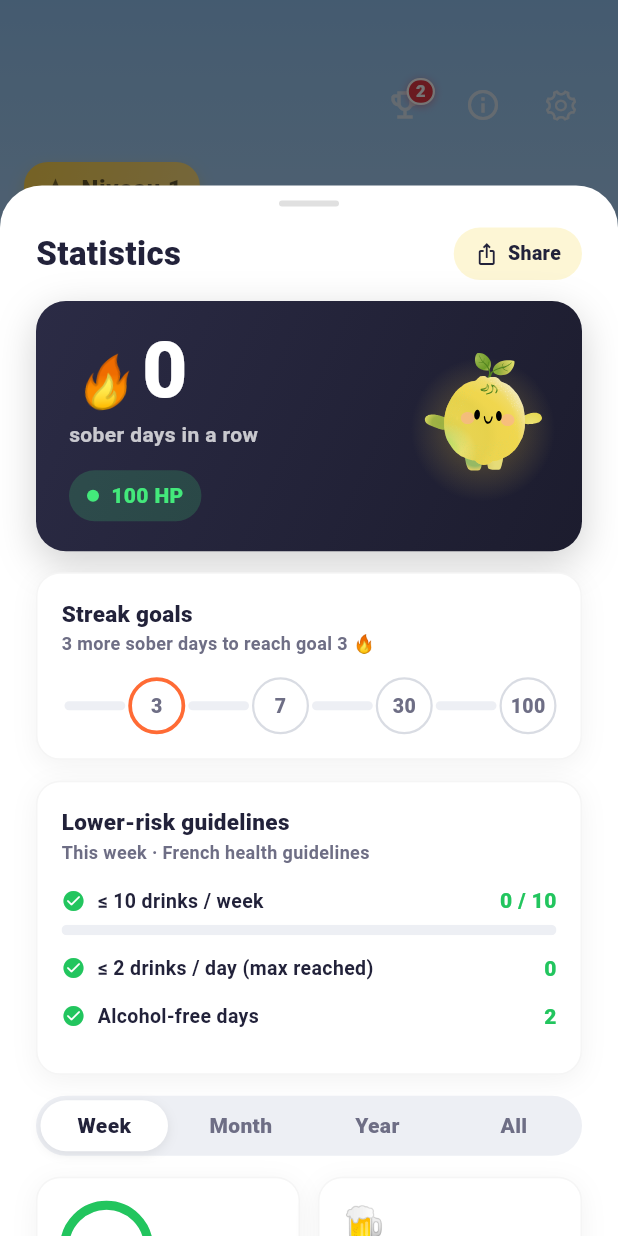
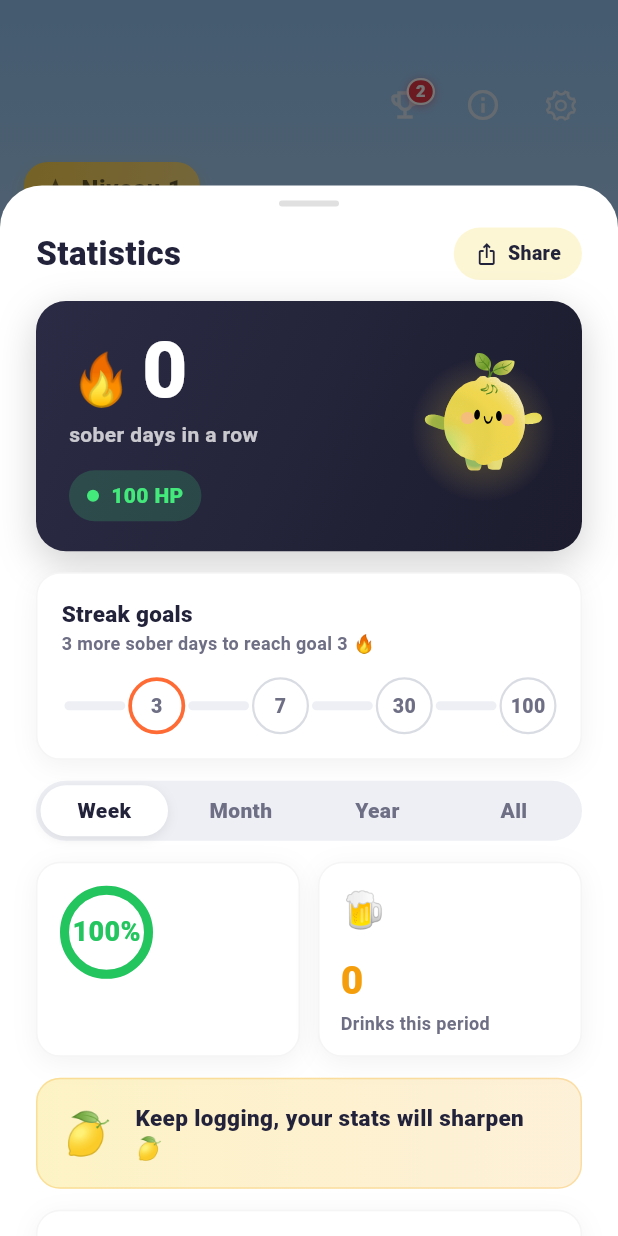
Before and after one commit to Melshea01/Jaune, a Flutter app: the MyHomePage screen opened directly, item 2 of the bottom bar chosen, on a phone screen of 412 x 824 dp. Run offline on Flutter 3.47's test engine with Material 3 defaults, Android fonts, the phone set to English and light mode, and no system bars; our stand-ins replace app_links, audioplayers, camera, flutter_local_notifications, flutter_svg, package_info_plus and 7 more; missing offline and left inert: android_intent_plus, appinio_social_share, home_widget, mobile_scanner; accounts and stored records are empty.

Commit message:
fix(stats): tuile jours sobres épurée, repères en bas, axe conso, flamme statique
- jours sobres : suppression du texte sous l'anneau (plus de redite)
- repères OMS déplacés tout en bas de l'écran
- graphe conso : échelle « max N » toujours visible + libellés d'axe espacés
  sur les vues denses (mois/tout) — plus d'infos manquantes par intermittence
- flamme de la série remise statique (l'animation ne rendait pas quali)
- courbe de santé : couleur inchangée (conservée)

Co-Authored-By: Claude Opus 4.8 <noreply@anthropic.com>

```diff
--- a/lib/widgets/stats_components.dart
+++ b/lib/widgets/stats_components.dart
@@ -54,56 +54,6 @@ class CountUpInt extends StatelessWidget {
       duration: duration,
       curve: JauneMotion.smooth,
       builder: (context, v, _) => Text('$prefix${v.round()}$suffix', style: style),
-    );
-  }
-}
-
-/// Emoji « flamme » qui danse comme un vrai feu : pas de zoom, mais une
-/// ondulation (cisaillement + léger balancement + montée) avec la base
-/// ancrée. La taille reste constante — c'est le mouvement qui vit.
-class _FlameEmoji extends StatefulWidget {
-  final String emoji;
-  final double fontSize;
-  const _FlameEmoji(this.emoji, {required this.fontSize});
-
-  @override
-  State<_FlameEmoji> createState() => _FlameEmojiState();
-}
-
-class _FlameEmojiState extends State<_FlameEmoji>
-    with SingleTickerProviderStateMixin {
-  late final AnimationController _c = AnimationController(
-    vsync: this,
-    duration: const Duration(milliseconds: 1400),
-  )..repeat();
-
-  @override
-  void dispose() {
-    _c.dispose();
-    super.dispose();
-  }
-
-  @override
-  Widget build(BuildContext context) {
-    return AnimatedBuilder(
-      animation: _c,
-      builder: (context, child) {
-        final t = _c.value * 2 * math.pi;
-        // Plusieurs harmoniques = flammèche organique, jamais régulière.
-        final skew = math.sin(t) * 0.12 + math.sin(t * 2.3) * 0.05;
-        final dy = math.sin(t * 1.6) * 1.8;
-        final rot = math.sin(t * 0.9) * 0.06;
-        final m = Matrix4.identity()
-          ..translateByDouble(0.0, dy, 0.0, 1.0)
-          ..rotateZ(rot)
-          ..setEntry(0, 1, skew); // cisaillement horizontal (haut qui ondule)
-        return Transform(
-          alignment: Alignment.bottomCenter,
-          transform: m,
-          child: child,
-        );
-      },
-      child: Text(widget.emoji, style: TextStyle(fontSize: widget.fontSize)),
     );
   }
 }
@@ -279,7 +229,7 @@ class StatHeroHeader extends StatelessWidget {
                   crossAxisAlignment: CrossAxisAlignment.baseline,
                   textBaseline: TextBaseline.alphabetic,
                   children: [
-                    const _FlameEmoji('🔥', fontSize: 34),
+                    const Text('🔥', style: TextStyle(fontSize: 34)),
                     const SizedBox(width: 6),
                     CountUpInt(
                       streakDays,
@@ -541,29 +491,52 @@ class _StatBarChartState extends State<StatBarChart>
     final n = data.length;
     final thin = n > 12;
     final showValue = n <= 12;
+    final hasData = data.any((d) => d.value > 0);
+    // Sur les vues denses (mois, tout au jour), un libellé sur N pour garder
+    // un axe lisible.
+    final step = n <= 12 ? 1 : (n / 6).ceil();
 
-    // La zone des barres est un Expanded : valeur (haut) et label (bas) ont
-    // une hauteur fixe, donc le total ne dépasse jamais [height] (zéro
-    // overflow, quelle que soit la valeur max).
-    return AnimatedBuilder(
+    return Column(
+      crossAxisAlignment: CrossAxisAlignment.stretch,
+      children: [
+        // Échelle verticale : le pic de verres, toujours visible (donne le
+        // « nombre de verres » même quand les barres n'ont pas d'étiquette).
+        if (hasData)
+          Padding(
+            padding: const EdgeInsets.only(bottom: 6),
+            child: Align(
+              alignment: Alignment.centerRight,
+              child: Text(
+                'max $maxValue',
+                style: TextStyle(
+                  fontSize: 10,
+                  fontWeight: FontWeight.w700,
+                  color: Colors.grey.shade500,
+                ),
+              ),
+            ),
+          ),
+        SizedBox(
+          height: widget.height,
+          child: AnimatedBuilder(
             animation: _c,
             builder: (context, _) {
-        return SizedBox(
-          height: widget.height,
-          child: Row(
+              return Row(
                 crossAxisAlignment: CrossAxisAlignment.end,
                 children: [
                   for (int i = 0; i < n; i++)
                     Expanded(
                       child: Padding(
                         padding: EdgeInsets.symmetric(horizontal: thin ? 1 : 3),
-                    child: _bar(data[i], maxValue, i, n, thin, showValue),
+                        child: _bar(data[i], maxValue, i, n, thin, showValue, step),
                       ),
                     ),
                 ],
-          ),
               );
             },
+          ),
+        ),
+      ],
     );
   }
 
@@ -574,6 +547,7 @@ class _StatBarChartState extends State<StatBarChart>
     int n,
     bool thin,
     bool showValue,
+    int step,
   ) {
     // Cascade : chaque barre démarre légèrement après la précédente.
     final start = n <= 1 ? 0.0 : (i / n) * 0.35;
@@ -631,7 +605,7 @@ class _StatBarChartState extends State<StatBarChart>
           Padding(
             padding: const EdgeInsets.only(top: 6),
             child: Text(
-              d.label,
+              i % step == 0 ? d.label : '',
               maxLines: 1,
               overflow: TextOverflow.clip,
               style: TextStyle(
@@ -737,8 +711,10 @@ class StatTile extends StatelessWidget {
                     ),
                   ),
                 ),
+                if (label.isNotEmpty) ...[
                   const SizedBox(height: 10),
                   _label(),
+                ],
               ],
             )
           : Column(
@@ -756,8 +732,10 @@ class StatTile extends StatelessWidget {
                     color: accent,
                   ),
                 ),
+                if (label.isNotEmpty) ...[
                   const SizedBox(height: 2),
                   _label(),
+                ],
               ],
             ),
     );
--- a/lib/widgets/stats_sheet.dart
+++ b/lib/widgets/stats_sheet.dart
@@ -152,7 +152,6 @@ class _StatsSheetContentState extends State<_StatsSheetContent> {
         skin: widget.character.profile.equippedSkin,
       ),
       _milestoneCard(l10n, streak),
-      _guidelineCard(l10n),
       StatPeriodSelector(
         selected: _period,
         onChanged: _setPeriod,
@@ -171,6 +170,7 @@ class _StatsSheetContentState extends State<_StatsSheetContent> {
       _sectionLabel(l10n.statsAllTimeSection),
       _weekdayCard(l10n, locale),
       _recordsGrid(l10n, streak),
+      _guidelineCard(l10n),
     ];
 
     return DraggableSheet(
@@ -263,8 +263,11 @@ class _StatsSheetContentState extends State<_StatsSheetContent> {
         ];
         showLabels = true;
       case StatsPeriod.month:
-        data = [for (final b in pb.bars) StatBarDatum('', b.value)];
-        showLabels = false;
+        // Numéro du jour : le graphe affichera un libellé espacé (axe lisible).
+        data = [
+          for (final b in pb.bars) StatBarDatum('${b.date.day}', b.value),
+        ];
+        showLabels = true;
       case StatsPeriod.year:
         data = [
           for (final b in pb.bars)
@@ -272,18 +275,17 @@ class _StatsSheetContentState extends State<_StatsSheetContent> {
         ];
         showLabels = true;
       case StatsPeriod.all:
-        // Mensuel : initiales de mois si peu de barres. Journalier (historique
-        // court) : pas de labels (trop de jours).
-        final few = pb.bars.length <= 12;
         final monthly = pb.gran == StatGranularity.month;
         data = [
           for (final b in pb.bars)
             StatBarDatum(
-              (few && monthly) ? _initial(DateFormat.MMM(locale).format(b.date)) : '',
+              monthly
+                  ? _initial(DateFormat.MMM(locale).format(b.date))
+                  : '${b.date.day}',
               b.value,
             ),
         ];
-        showLabels = few && monthly;
+        showLabels = true;
     }
 
     final cmp = StatsService.periodComparison(_map, _period, _now);
@@ -385,9 +387,7 @@ class _StatsSheetContentState extends State<_StatsSheetContent> {
         ring: tracked == 0 ? 0 : sober / tracked,
         value: pct,
         suffix: '%',
-        // Le % est dans l'anneau ; le libellé apporte une info en plus : la
-        // tendance vs la période précédente (ou le détail si pas d'historique).
-        label: _soberTrendLabel(l10n, sober, tracked),
+        label: '', // anneau seul, pas de texte redondant en dessous
         accent: StatPalette.sober,
       ),
       StatTile(
@@ -398,49 +398,6 @@ class _StatsSheetContentState extends State<_StatsSheetContent> {
         accent: StatPalette.drinks,
       ),
     ]);
-  }
-
-  /// Tendance des jours sobres vs la période précédente (info utile, pas une
-  /// répétition du %). Repli sur le détail chiffré si pas de période d'avant.
-  String _soberTrendLabel(AppLocalizations l10n, int sober, int tracked) {
-    final prev = _previousSober();
-    if (prev == null || prev.tracked == 0 || tracked == 0) {
-      return l10n.statsSoberCount(sober, tracked);
-    }
-    final curRate = sober / tracked;
-    final prevRate = prev.sober / prev.tracked;
-    final diff = curRate - prevRate;
-    if (diff > 0.03) return l10n.statsSoberUp;
-    if (diff < -0.03) return l10n.statsSoberDown;
-    return l10n.statsSoberFlat;
-  }
-
-  ({int sober, int tracked})? _previousSober() {
-    late DateTime pStart;
-    late DateTime pEnd;
-    switch (_period) {
-      case StatsPeriod.week:
-        final mon = StatsService.mondayOf(_now).subtract(const Duration(days: 7));
-        pStart = mon;
-        pEnd = mon.add(const Duration(days: 6));
-      case StatsPeriod.month:
-        final prevLast =
-            DateTime(_now.year, _now.month, 1).subtract(const Duration(days: 1));
-        pStart = DateTime(prevLast.year, prevLast.month, 1);
-        pEnd = prevLast;
-      case StatsPeriod.year:
-        pStart = DateTime(_now.year - 1, 1, 1);
-        pEnd = DateTime(_now.year - 1, 12, 31);
-      case StatsPeriod.all:
-        return null;
-    }
-    // pEnd sert de « aujourd'hui » pour compter la période précédente entière.
-    final tracked =
-        StatsService.trackedDaysInRange(pStart, pEnd, pEnd, _firstUse);
-    if (tracked == 0) return null;
-    final sober =
-        StatsService.soberDaysInRange(_map, pStart, pEnd, pEnd, _firstUse);
-    return (sober: sober, tracked: tracked);
   }
 
   /// Carte « Repères à moindre risque » (Santé publique France), toujours
--- a/pubspec.yaml
+++ b/pubspec.yaml
@@ -16,7 +16,7 @@ publish_to: 'none' # Remove this line if you wish to publish to pub.dev
 # https://developer.apple.com/library/archive/documentation/General/Reference/InfoPlistKeyReference/Articles/CoreFoundationKeys.html
 # In Windows, build-name is used as the major, minor, and patch parts
 # of the product and file versions while build-number is used as the build suffix.
-version: 2.5.0+14
+version: 2.5.1+15
 
 environment:
   sdk: ^3.7.0
```
Lines whose indentation alone changed are shown as unchanged.
